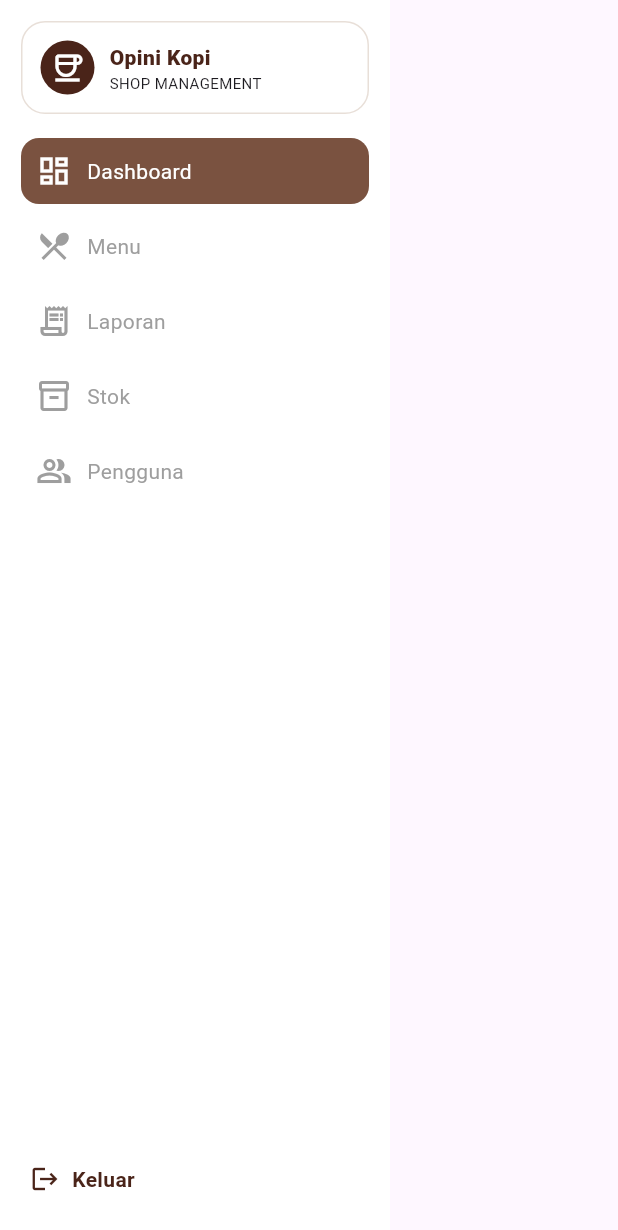
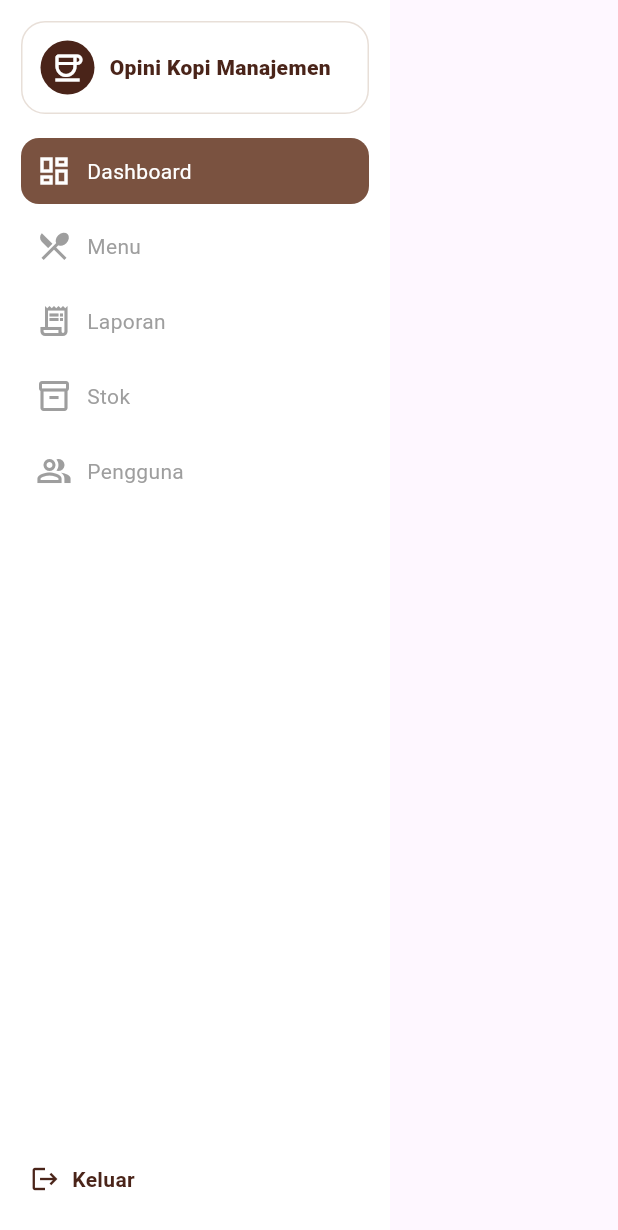
Before and after one commit to PA-opinicteam/Opini-Kopi, a Flutter app: the OwnerSidebarWidget widget shown alone on an empty page, opened directly with empty values, on a phone screen of 412 x 824 dp. Shown: the top 1230 px of the screen. Run offline on Flutter 3.47's test engine with Material 3 defaults, Android fonts, the phone set to English and light mode, and no system bars; our stand-ins replace fancy_shimmer_image, fl_chart, flutter_dotenv, image_picker, pdf, printing and 2 more; missing offline and left inert: esc_pos_utils_plus, excel; accounts and stored records are empty; statements that could not run were skipped.

Commit message:
update readmee

```diff
--- a/lib/widgets/owner/sidebar_widget.dart
+++ b/lib/widgets/owner/sidebar_widget.dart
@@ -43,15 +43,11 @@ class OwnerSidebarWidget extends StatelessWidget {
                         crossAxisAlignment: CrossAxisAlignment.start,
                         children: [
                           Text(
-                            'Opini Kopi',
+                            'Opini Kopi Manajemen',
                             style: TextStyle(
                               fontWeight: FontWeight.w800,
                               color: Color(0xFF4A2419),
                             ),
-                          ),
-                          Text(
-                            'SHOP MANAGEMENT',
-                            style: TextStyle(fontSize: 10),
                           ),
                         ],
                       ),
```
